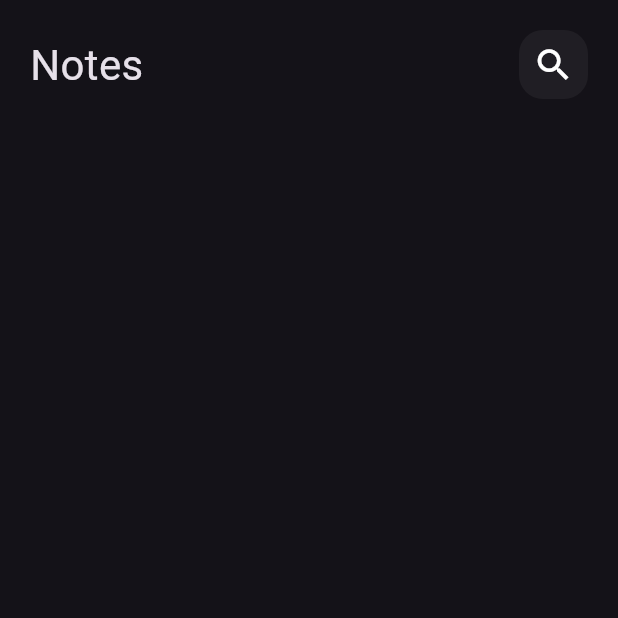
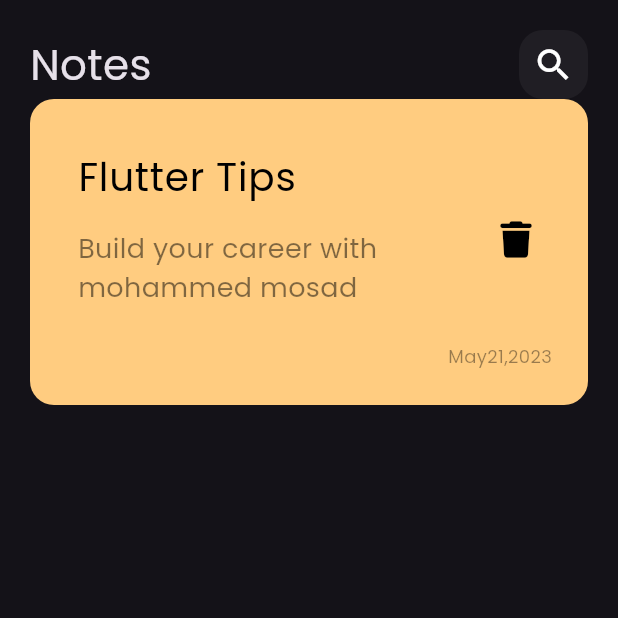
Before and after one commit to Eng-Mosad-99/notes_app, a Flutter app: the screen it shows after launch, on a phone screen of 412 x 824 dp, the top half of it. Run offline on Flutter 3.47's test engine with Material 3 defaults, Android fonts, the phone set to English and light mode, and no system bars; our stand-ins replace font_awesome_flutter.

Commit message:
create custom note item

```diff
--- a/lib/main.dart
+++ b/lib/main.dart
@@ -14,6 +14,7 @@ class NotesApp extends StatelessWidget {
       debugShowCheckedModeBanner: false,
       theme: ThemeData(
         brightness: Brightness.dark,
+        fontFamily: 'Poppins',
       ),
       home: const NotesView(),
     );
--- /dev/null
+++ b/lib/widgets/custom_note_item.dart
@@ -0,0 +1,70 @@
+
+import 'package:flutter/material.dart';
+import 'package:font_awesome_flutter/font_awesome_flutter.dart';
+
+class NoteItem extends StatelessWidget {
+  const NoteItem({super.key});
+
+  @override
+  Widget build(BuildContext context) {
+    return Container(
+      padding: const EdgeInsets.only(
+        top: 24,
+        bottom: 24,
+        left: 16,
+      ),
+      decoration: BoxDecoration(
+        color: const Color(0xffffcc80),
+        borderRadius: BorderRadius.circular(
+          16,
+        ),
+      ),
+      child: Column(
+        crossAxisAlignment: CrossAxisAlignment.end,
+        children: [
+          ListTile(
+            title:const Text(
+              'Flutter Tips',
+              style: TextStyle(
+                fontSize: 26,
+                color: Colors.black,
+              ),
+            ),
+            subtitle: Padding(
+              padding: const EdgeInsets.only(
+                top: 16,
+                bottom: 16,
+              ),
+              child: Text(
+                'Build your career with mohammed mosad',
+                style: TextStyle(
+                  color: Colors.black.withOpacity(.5),
+                  fontSize: 18,
+                ),
+              ),
+            ),
+            trailing: IconButton(
+                onPressed: () {},
+                icon: const Icon(
+                  FontAwesomeIcons.trash,
+                  size: 24,
+                  color: Colors.black,
+                )),
+          ),
+          Padding(
+            padding: const EdgeInsets.only(
+              right: 24,
+            ),
+            child: Text(
+              'May21,2023',
+              style: TextStyle(
+                fontSize: 12,
+                color: Colors.black.withOpacity(.4),
+              ),
+            ),
+          ),
+        ],
+      ),
+    );
+  }
+}
--- a/lib/widgets/notes_view_body.dart
+++ b/lib/widgets/notes_view_body.dart
@@ -1,5 +1,6 @@
 import 'package:flutter/material.dart';
 import 'package:notes_app/widgets/custom_app_bar.dart';
+import 'package:notes_app/widgets/custom_note_item.dart';
 
 class NotesViewBody extends StatelessWidget {
   const NotesViewBody({super.key});
@@ -11,6 +12,7 @@ class NotesViewBody extends StatelessWidget {
       child: Column(
         children: [
           CustomAppBar(),
+          NoteItem(),
         ],
       ),
     );
```
Also changed, not shown: pubspec.yaml (+8 -17 lines), assets/fonts/Poppins-Regular.ttf (added), pubspec.lock.
